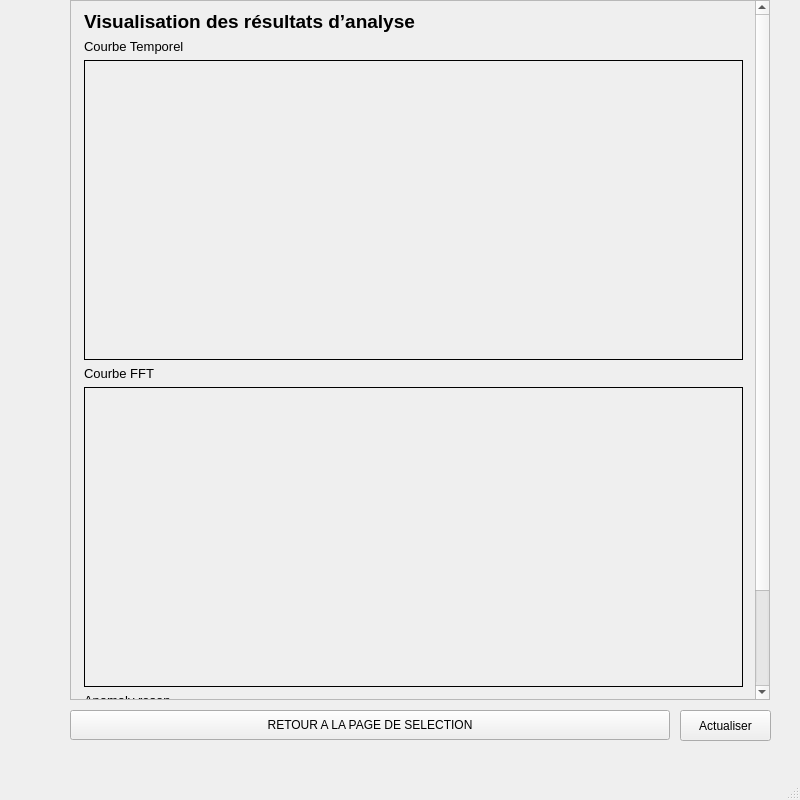
This is F_Ui/F_Interface_2_Affichage.ui in ClementBaty/m2_2025-2026 as Qt 5 draws it before an edit. The edited form follows.
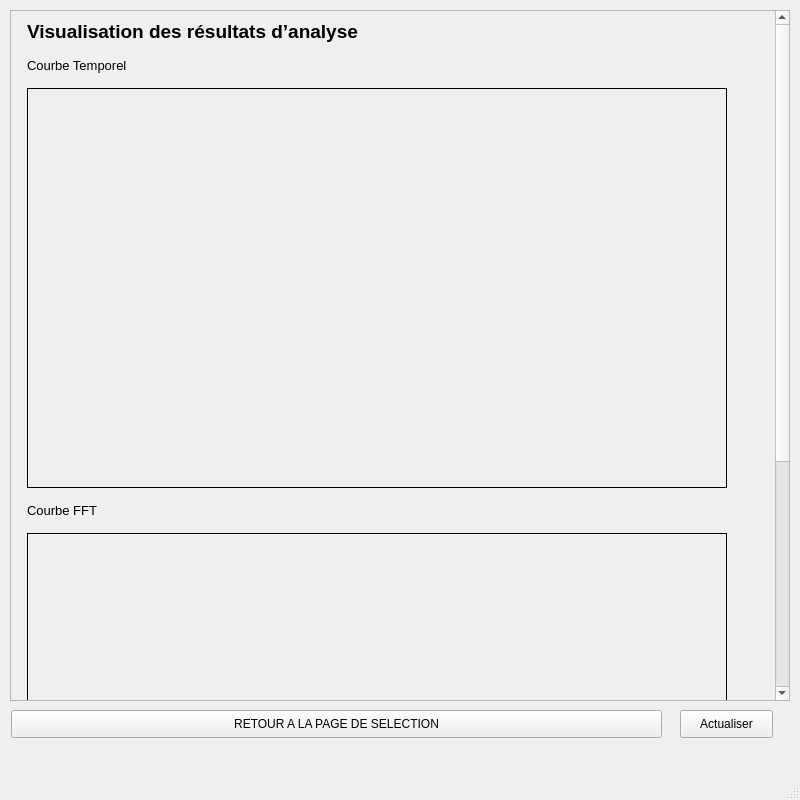
This is the edited form.

Commit message: modification de l'inteface 2 + fonction pour afficher les commentaire sur l'interface

Diff of the .ui file:
```diff
--- a/F_Ui/F_Interface_2_Affichage.ui
+++ b/F_Ui/F_Interface_2_Affichage.ui
@@ -25,8 +25,8 @@
      <rect>
       <x>680</x>
       <y>710</y>
-      <width>91</width>
-      <height>31</height>
+      <width>93</width>
+      <height>28</height>
      </rect>
     </property>
     <property name="text">
@@ -36,10 +36,10 @@
    <widget class="QPushButton" name="F_quit_button">
     <property name="geometry">
      <rect>
-      <x>70</x>
+      <x>11</x>
       <y>710</y>
-      <width>600</width>
-      <height>30</height>
+      <width>651</width>
+      <height>28</height>
      </rect>
     </property>
     <property name="text">
@@ -49,27 +49,42 @@
    <widget class="QScrollArea" name="scrollArea">
     <property name="geometry">
      <rect>
-      <x>70</x>
-      <y>0</y>
-      <width>700</width>
-      <height>700</height>
+      <x>10</x>
+      <y>10</y>
+      <width>780</width>
+      <height>691</height>
      </rect>
     </property>
     <property name="minimumSize">
      <size>
-      <width>700</width>
-      <height>700</height>
+      <width>780</width>
+      <height>650</height>
      </size>
     </property>
     <property name="maximumSize">
      <size>
-      <width>700</width>
+      <width>800</width>
       <height>700</height>
      </size>
     </property>
+    <property name="focusPolicy">
+     <enum>Qt::WheelFocus</enum>
+    </property>
+    <property name="contextMenuPolicy">
+     <enum>Qt::NoContextMenu</enum>
+    </property>
+    <property name="frameShape">
+     <enum>QFrame::StyledPanel</enum>
+    </property>
+    <property name="frameShadow">
+     <enum>QFrame::Sunken</enum>
+    </property>
     <property name="verticalScrollBarPolicy">
      <enum>Qt::ScrollBarAlwaysOn</enum>
     </property>
+    <property name="sizeAdjustPolicy">
+     <enum>QAbstractScrollArea::AdjustToContentsOnFirstShow</enum>
+    </property>
     <property name="widgetResizable">
      <bool>false</bool>
     </property>
@@ -79,13 +94,31 @@
     <widget class="QWidget" name="scrollAreaWidgetContents">
      <property name="geometry">
       <rect>
-       <x>0</x>
-       <y>-114</y>
-       <width>677</width>
-       <height>812</height>
+       <x>3</x>
+       <y>-111</y>
+       <width>750</width>
+       <height>800</height>
       </rect>
      </property>
-     <layout class="QVBoxLayout" name="verticalLayout">
+     <property name="minimumSize">
+      <size>
+       <width>700</width>
+       <height>800</height>
+      </size>
+     </property>
+     <property name="maximumSize">
+      <size>
+       <width>800</width>
+       <height>800</height>
+      </size>
+     </property>
+     <layout class="QVBoxLayout">
+      <property name="spacing">
+       <number>15</number>
+      </property>
+      <property name="sizeConstraint">
+       <enum>QLayout::SetMinimumSize</enum>
+      </property>
       <item>
        <widget class="QLabel" name="F_title_label">
         <property name="maximumSize">
@@ -131,7 +164,7 @@
         <property name="minimumSize">
          <size>
           <width>600</width>
-          <height>300</height>
+          <height>400</height>
          </size>
         </property>
         <property name="maximumSize">
@@ -173,7 +206,7 @@
         <property name="minimumSize">
          <size>
           <width>600</width>
-          <height>300</height>
+          <height>400</height>
          </size>
         </property>
         <property name="maximumSize">
@@ -206,7 +239,7 @@
          </font>
         </property>
         <property name="text">
-         <string>Anomaly reson</string>
+         <string>spécification</string>
         </property>
        </widget>
       </item>
```
Left out of the diff: 4 changed lines with no effect on the pictures. The commit also changes 3 other files.
